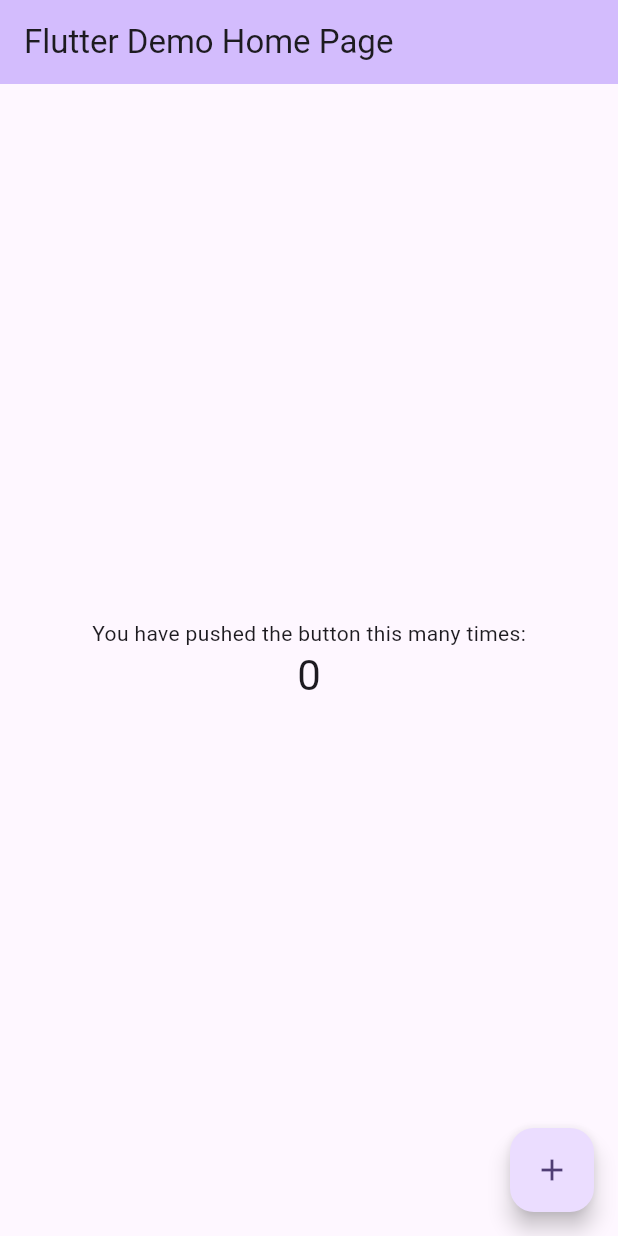
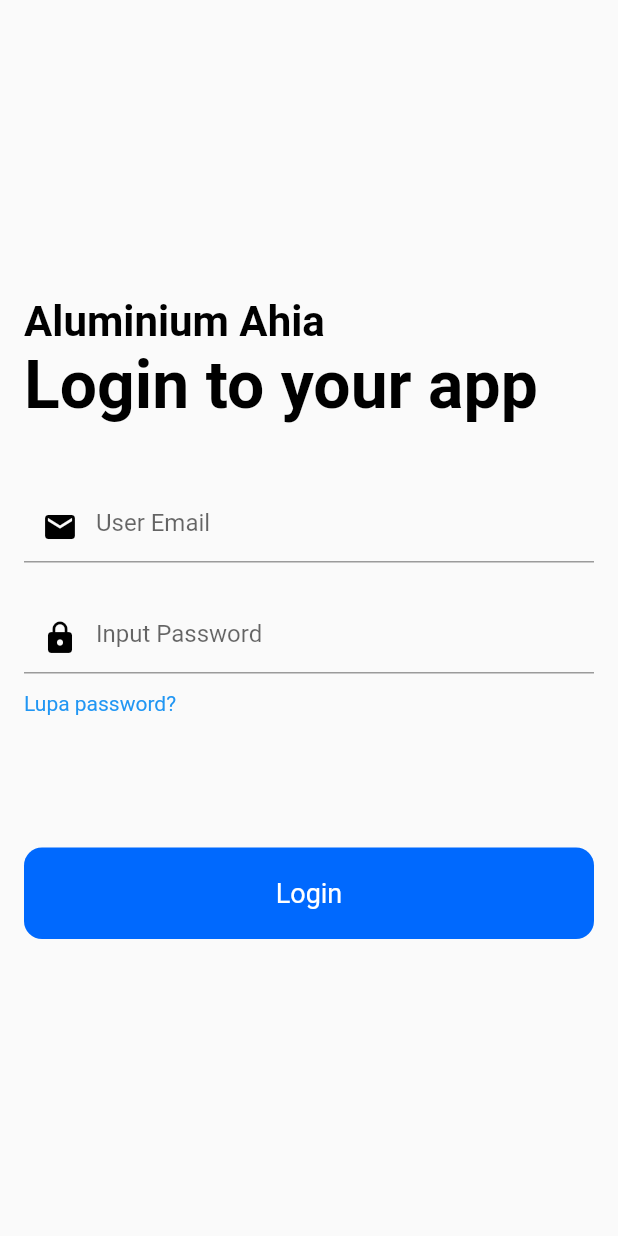
Before and after one commit to zxkilerxxx/profilnium, a Flutter app: the screen it shows after launch, on a phone screen of 412 x 824 dp. Run offline on Flutter 3.47's test engine with Material 2 defaults, Android fonts, the light colour scheme and no system bars; our stand-ins replace cloud_firestore, firebase_auth, firebase_core; accounts and stored records are empty.

Commit message:
ubah flutter windows

```diff
--- a/lib/main.dart
+++ b/lib/main.dart
@@ -1,125 +1,183 @@
+import 'package:firebase_auth/firebase_auth.dart';
+import 'package:firebase_core/firebase_core.dart';
 import 'package:flutter/material.dart';
+import 'package:cloud_firestore/cloud_firestore.dart';
+import 'package:profilnium/profile_screen.dart';
+import 'firebase_options.dart';
 
-void main() {
+Future<void> main() async {
+  WidgetsFlutterBinding.ensureInitialized(); //code ini
+  await Firebase.initializeApp( // dan code ini
+      options: DefaultFirebaseOptions.android,
+  );
+
+  //masalahnya dari tadi di bagian sini
+
   runApp(const MyApp());
 }
 
 class MyApp extends StatelessWidget {
   const MyApp({super.key});
 
-  // This widget is the root of your application.
+
   @override
   Widget build(BuildContext context) {
     return MaterialApp(
-      title: 'Flutter Demo',
-      theme: ThemeData(
-        // This is the theme of your application.
-        //
-        // TRY THIS: Try running your application with "flutter run". You'll see
-        // the application has a blue toolbar. Then, without quitting the app,
-        // try changing the seedColor in the colorScheme below to Colors.green
-        // and then invoke "hot reload" (save your changes or press the "hot
-        // reload" button in a Flutter-supported IDE, or press "r" if you used
-        // the command line to start the app).
-        //
-        // Notice that the counter didn't reset back to zero; the application
-        // state is not lost during the reload. To reset the state, use hot
-        // restart instead.
-        //
-        // This works for code too, not just values: Most code changes can be
-        // tested with just a hot reload.
-        colorScheme: ColorScheme.fromSeed(seedColor: Colors.deepPurple),
-        useMaterial3: true,
-      ),
-      home: const MyHomePage(title: 'Flutter Demo Home Page'),
+      home: HomePage() ,
     );
   }
 }
 
-class MyHomePage extends StatefulWidget {
-  const MyHomePage({super.key, required this.title});
-
-  // This widget is the home page of your application. It is stateful, meaning
-  // that it has a State object (defined below) that contains fields that affect
-  // how it looks.
-
-  // This class is the configuration for the state. It holds the values (in this
-  // case the title) provided by the parent (in this case the App widget) and
-  // used by the build method of the State. Fields in a Widget subclass are
-  // always marked "final".
-
-  final String title;
+class HomePage extends StatefulWidget {
+  const HomePage({super.key});
 
   @override
-  State<MyHomePage> createState() => _MyHomePageState();
+  State<HomePage> createState() => _HomePageState();
 }
 
-class _MyHomePageState extends State<MyHomePage> {
-  int _counter = 0;
+class _HomePageState extends State<HomePage> {
 
-  void _incrementCounter() {
-    setState(() {
-      // This call to setState tells the Flutter framework that something has
-      // changed in this State, which causes it to rerun the build method below
-      // so that the display can reflect the updated values. If we changed
-      // _counter without calling setState(), then the build method would not be
-      // called again, and so nothing would appear to happen.
-      _counter++;
-    });
+  //init firebase app
+  Future<FirebaseApp> _initializeFirebase() async{
+    FirebaseApp firebaseApp = await Firebase.initializeApp();
+    return firebaseApp;
   }
 
   @override
   Widget build(BuildContext context) {
-    // This method is rerun every time setState is called, for instance as done
-    // by the _incrementCounter method above.
-    //
-    // The Flutter framework has been optimized to make rerunning build methods
-    // fast, so that you can just rebuild anything that needs updating rather
-    // than having to individually change instances of widgets.
     return Scaffold(
-      appBar: AppBar(
-        // TRY THIS: Try changing the color here to a specific color (to
-        // Colors.amber, perhaps?) and trigger a hot reload to see the AppBar
-        // change color while the other colors stay the same.
-        backgroundColor: Theme.of(context).colorScheme.inversePrimary,
-        // Here we take the value from the MyHomePage object that was created by
-        // the App.build method, and use it to set our appbar title.
-        title: Text(widget.title),
-      ),
-      body: Center(
-        // Center is a layout widget. It takes a single child and positions it
-        // in the middle of the parent.
-        child: Column(
-          // Column is also a layout widget. It takes a list of children and
-          // arranges them vertically. By default, it sizes itself to fit its
-          // children horizontally, and tries to be as tall as its parent.
-          //
-          // Column has various properties to control how it sizes itself and
-          // how it positions its children. Here we use mainAxisAlignment to
-          // center the children vertically; the main axis here is the vertical
-          // axis because Columns are vertical (the cross axis would be
-          // horizontal).
-          //
-          // TRY THIS: Invoke "debug painting" (choose the "Toggle Debug Paint"
-          // action in the IDE, or press "p" in the console), to see the
-          // wireframe for each widget.
-          mainAxisAlignment: MainAxisAlignment.center,
-          children: <Widget>[
-            const Text(
-              'You have pushed the button this many times:',
-            ),
-            Text(
-              '$_counter',
-              style: Theme.of(context).textTheme.headlineMedium,
-            ),
-          ],
+        body: FutureBuilder(
+          future: _initializeFirebase(),
+          builder: (context, snapshot){
+            if (snapshot.connectionState == ConnectionState.done){
+              return LoginScreen();
+            }
+            return const Center(
+              child: CircularProgressIndicator(),
+            );
+          },
         ),
-      ),
-      floatingActionButton: FloatingActionButton(
-        onPressed: _incrementCounter,
-        tooltip: 'Increment',
-        child: const Icon(Icons.add),
-      ), // This trailing comma makes auto-formatting nicer for build methods.
     );
   }
 }
+
+
+class LoginScreen extends StatefulWidget {
+  const LoginScreen({super.key});
+
+  @override
+  State<LoginScreen> createState() => _LoginScreenState();
+}
+
+class _LoginScreenState extends State<LoginScreen> {
+
+  //login function
+  static Future<User?> loginUsingEmailPassword(
+      {required String email,
+      required String password,
+      required BuildContext context}) async {
+    FirebaseAuth auth = FirebaseAuth.instance;
+    User? user;
+    try{
+      UserCredential userCredential = await auth.signInWithEmailAndPassword(
+          email: email, password: password);
+      user = userCredential.user;
+    } on FirebaseAuthException catch (e) {
+      if (e.code ==  "user-not-found") {
+        print ("No User Found for that email");
+      }
+    }
+
+    return user;
+  }
+
+
+  @override
+  Widget build(BuildContext context) {
+    //create the textfield controller
+    TextEditingController _emailController = TextEditingController();
+    TextEditingController _passwordController = TextEditingController();
+    return Padding(
+      padding: EdgeInsets.all(16.0),
+      child: Column(
+        mainAxisAlignment: MainAxisAlignment.center,
+        crossAxisAlignment: CrossAxisAlignment.start,
+        children:[
+          const Text(
+              "Aluminium Ahia",
+              style: TextStyle
+                (color: Colors.black,
+                fontSize: 28.0,
+                fontWeight: FontWeight.bold,
+              ), //textstyle
+          ), //text
+          const Text(
+            "Login to your app",
+            style: TextStyle(
+              color: Colors.black,
+              fontSize: 44.0,
+              fontWeight: FontWeight.bold,
+            ), //textstyle
+          ), //text
+          const SizedBox(
+            height: 44.0,
+          ), //sizedbox
+          TextField(
+            controller: _emailController,
+            keyboardType: TextInputType.emailAddress,
+            decoration: const InputDecoration(
+              hintText: "User Email",
+              prefixIcon: Icon(Icons.mail, color: Colors.black),
+            ), //inputdecoration
+          ), //textfield
+          const SizedBox(
+            height: 26.0,
+          ),//sizedboxpassword
+          TextField(
+            controller: _passwordController,
+            obscureText: true,
+            decoration: const InputDecoration(
+              hintText: "Input Password",
+              prefixIcon: Icon(Icons.lock, color: Colors.black),
+            ),//inputdecoration
+          ),//textfieldpassword
+          const SizedBox(
+            height: 12.0,
+          ), //sizedbox
+          const Text(
+            "Lupa password?",
+            style: TextStyle(color: Colors.blue),
+          ),//text
+          const SizedBox(
+            height: 88.0,
+          ),//sizedbox
+          Container(
+            width: double.infinity,
+            child: RawMaterialButton(
+              fillColor: const Color(0xFF0069FE),
+              elevation: 0.0,
+              padding: const EdgeInsets.symmetric(vertical: 20.0),
+              shape: RoundedRectangleBorder(
+                borderRadius: BorderRadius.circular(12.0)
+              ),//RoundedRectangleBorder
+              onPressed: () async {
+                //test the app
+                User? user = await loginUsingEmailPassword(email: _emailController.text, password: _passwordController.text, context: context);
+                print(user);
+                if(user != null){
+                  Navigator.of(context).pushReplacement(MaterialPageRoute(builder: (context) => ProfileScreen()));
+                }
+              },
+              child: const Text("Login",
+                style: TextStyle(
+                  color: Colors.white,
+                  fontSize: 18.0,
+                )),//textstyle //text
+            ),//Rawmaterialbutton
+          ),//container
+        ],
+
+      ), // column
+    ); //padding
+  }
+}
--- /dev/null
+++ b/lib/profile_screen.dart
@@ -0,0 +1,17 @@
+import 'package:flutter/material.dart';
+
+class ProfileScreen extends StatefulWidget {
+  const ProfileScreen({super.key});
+
+  @override
+  State<ProfileScreen> createState() => _ProfileScreenState();
+}
+
+class _ProfileScreenState extends State<ProfileScreen> {
+  @override
+  Widget build(BuildContext context) {
+    return Scaffold(
+      body: Center(child: Text("Welcome pren"),),
+    );
+  }
+}
--- a/pubspec.yaml
+++ b/pubspec.yaml
@@ -36,6 +36,8 @@ dependencies:
   # Use with the CupertinoIcons class for iOS style icons.
   cupertino_icons: ^1.0.0
   firebase_core: ^2.23.0
+  cloud_firestore: ^4.13.2
+  firebase_auth: ^4.14.1
 
 dev_dependencies:
   flutter_test:
```
Also changed, not shown: lib/firebase_options.dart, pubspec.lock, 3 other files.
